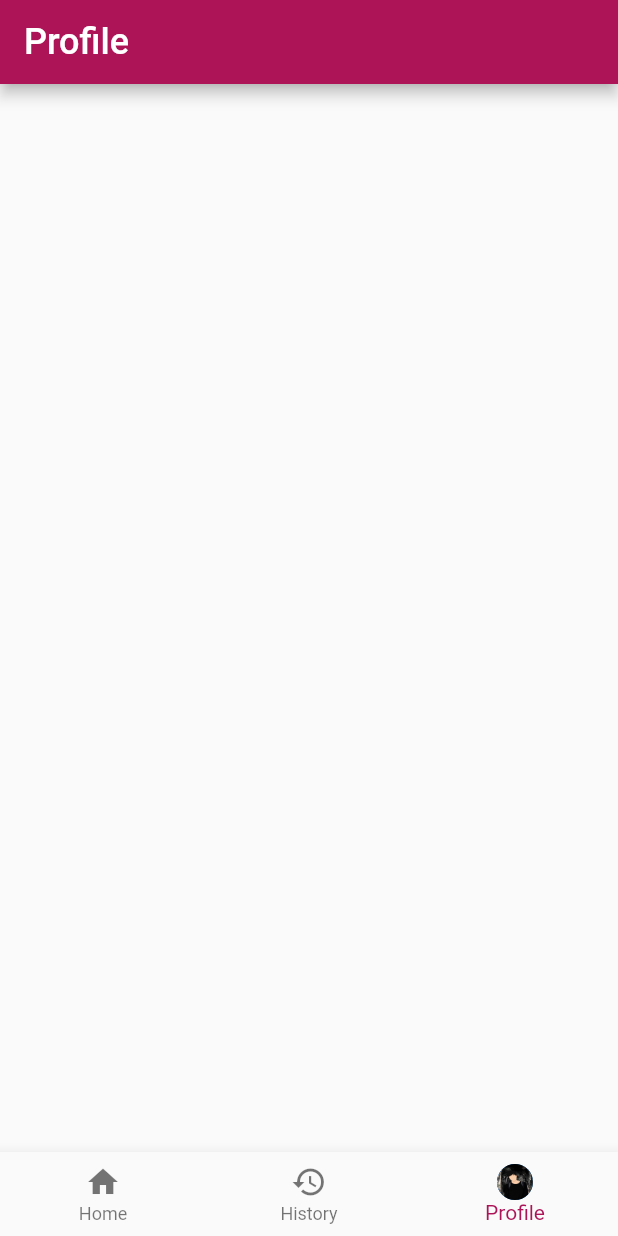
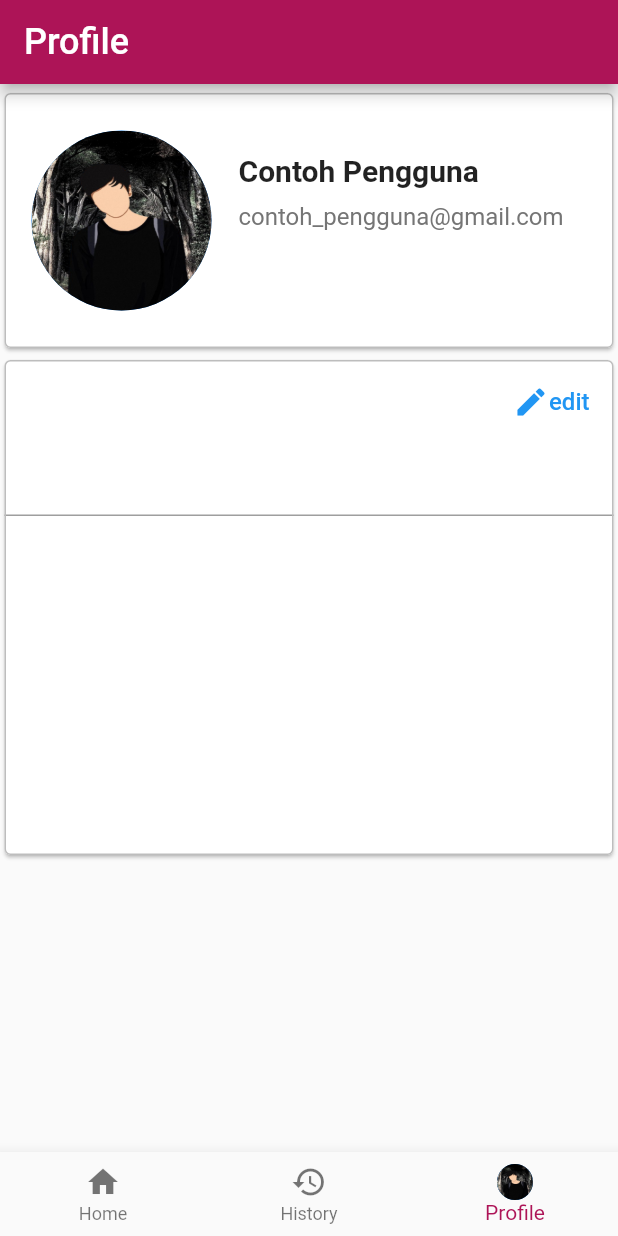
Before and after one commit to robanu-dk/budtrac_app, a Flutter app: the ProfilePage screen opened directly, on a phone screen of 412 x 824 dp. Run offline on Flutter 3.47's test engine with Material 2 defaults, Android fonts, the phone set to English and light mode, and no system bars.

Commit message:
progress profile page and create class bottom navigation

```diff
--- /dev/null
+++ b/lib/navigation/bottom_navigation.dart
@@ -0,0 +1,49 @@
+import 'package:flutter/material.dart';
+import '../pages/profile.dart';
+import '../pages/home.dart';
+import '../pages/history.dart';
+
+class BottomNavigation extends StatelessWidget {
+  int currentIndex;
+
+  BottomNavigation(this.currentIndex);
+
+  @override
+  Widget build(BuildContext context) {
+    return BottomNavigationBar(
+        selectedItemColor: Colors.pink[800],
+        onTap: ((value) {
+          switch (value) {
+            case 0:
+              Navigator.pushReplacement(
+                  context,
+                  MaterialPageRoute(
+                    builder: (context) => Homepage(),
+                  ));
+              break;
+            case 1:
+              Navigator.pushReplacement(
+                  context,
+                  MaterialPageRoute(
+                    builder: (context) => HistoryPage(),
+                  ));
+              break;
+            case 2:
+              Navigator.pushReplacement(context,
+                  MaterialPageRoute(builder: ((context) => ProfilePage())));
+              break;
+          }
+        }),
+        currentIndex: this.currentIndex,
+        items: [
+          BottomNavigationBarItem(icon: Icon(Icons.home), label: "Home"),
+          BottomNavigationBarItem(icon: Icon(Icons.history), label: "History"),
+          BottomNavigationBarItem(
+              icon: CircleAvatar(
+                backgroundImage: AssetImage('images/profile.png'),
+                radius: 12,
+              ),
+              label: "Profile"),
+        ]);
+  }
+}
--- a/lib/pages/profile.dart
+++ b/lib/pages/profile.dart
@@ -1,12 +1,24 @@
 import 'package:flutter/material.dart';
-import 'package:flutter/src/foundation/key.dart';
-import 'package:flutter/src/widgets/framework.dart';
-import 'package:moneytracker/pages/history.dart';
-import 'package:moneytracker/pages/home.dart';
+import '../navigation/bottom_navigation.dart';
 
-class ProfilePage extends StatelessWidget {
+class ProfilePage extends StatefulWidget {
   const ProfilePage({Key? key}) : super(key: key);
+  @override
+  State<ProfilePage> createState() => _ProfilePageState();
+}
 
+class _ProfilePageState extends State<ProfilePage> {
+  Map<String, dynamic> profile = {
+    'firstname': 'Contoh',
+    'lastname': 'Pengguna',
+    'email': 'contoh_pengguna@gmail.com',
+    'phone_number': '082011633000',
+    'image_profile': 'images/profile.png'
+  };
+  bool _change_image = false;
+  bool _edit = false;
+  Icon _edit_icon = Icon(Icons.edit);
+  String _edit_text = 'edit';
   @override
   Widget build(BuildContext context) {
     return Scaffold(
@@ -17,48 +29,96 @@ class ProfilePage extends StatelessWidget {
         body: SingleChildScrollView(
           scrollDirection: Axis.vertical,
           child: Column(children: [
-          Container(
-            height: 400,
-            // color: Colors.red,
+            Card(
+              margin: EdgeInsets.only(top: 6, left: 3, right: 3),
+              shape: RoundedRectangleBorder(
+                  borderRadius: BorderRadius.all(Radius.circular(4)),
+                  side: BorderSide(color: Colors.grey.shade400)),
+              child: Container(
+                  height: 170,
+                  child: Row(
+                    children: [
+                      Padding(
+                        padding: const EdgeInsets.only(left: 10),
+                        child: IconButton(
+                            splashRadius: 70,
+                            iconSize: 120,
+                            onPressed: () {
+                              _change_image ? print('change') : null;
+                            },
+                            icon: CircleAvatar(
+                              radius: 120,
+                              backgroundImage:
+                                  AssetImage('${profile['image_profile']}'),
+                            )),
                       ),
-          Container(
-            height: 400,
-            // color: Colors.blue,
+                      Padding(
+                        padding: const EdgeInsets.only(top: 40, left: 10),
+                        child: Column(
+                          crossAxisAlignment: CrossAxisAlignment.start,
+                          children: [
+                            Text(
+                              '${profile['firstname'] + ' ' + profile['lastname']}',
+                              style: TextStyle(
+                                  fontSize: 20, fontWeight: FontWeight.bold),
+                            ),
+                            Padding(
+                              padding: const EdgeInsets.only(top: 10),
+                              child: Text(
+                                '${profile['email']}',
+                                style: TextStyle(
+                                    fontSize: 16, color: Colors.grey.shade600),
+                              ),
                             )
+                          ],
+                        ),
+                      )
+                    ],
+                  )),
+            ),
+            Card(
+              margin: EdgeInsets.only(top: 8, left: 3, right: 3),
+              shape: RoundedRectangleBorder(
+                  borderRadius: BorderRadius.all(Radius.circular(4)),
+                  side: BorderSide(color: Colors.grey.shade400)),
+              child: Container(
+                height: 330,
+                child: Column(children: [
+                  TextButton(
+                      onPressed: () {
+                        if (_edit) {
+                          setState(() {
+                            _edit = false;
+                            _edit_icon = Icon(Icons.edit);
+                            _edit_text = 'Edit';
+                          });
+                        } else {
+                          setState(() {
+                            _edit = true;
+                            _edit_icon = Icon(Icons.save);
+                            _edit_text = 'Save';
+                          });
+                        }
+                      },
+                      child: Padding(
+                        padding: const EdgeInsets.all(8.0),
+                        child: Row(
+                          mainAxisAlignment: MainAxisAlignment.end,
+                          children: [
+                            _edit_icon,
+                            Text(
+                              _edit_text,
+                              style: TextStyle(fontSize: 16),
+                            )
+                          ],
+                        ),
+                      )),
+                  TextField()
                 ]),
               ),
-      bottomNavigationBar: BottomNavigationBar(
-          selectedItemColor: Colors.pink[800],
-          onTap: ((value) {
-            switch (value) {
-              case 0:
-                Navigator.pushReplacement(
-                    context,
-                    MaterialPageRoute(
-                      builder: (context) => Homepage(),
-                    ));
-                break;
-              case 1:
-                Navigator.pushReplacement(
-                    context,
-                    MaterialPageRoute(
-                      builder: (context) => HistoryPage(),
-                    ));
-                break;
-            }
-          }),
-          currentIndex: 2,
-          items: [
-            BottomNavigationBarItem(icon: Icon(Icons.home), label: "Home"),
-            BottomNavigationBarItem(
-                icon: Icon(Icons.history), label: "History"),
-            BottomNavigationBarItem(
-                icon: CircleAvatar(
-                  backgroundImage: AssetImage('images/profile.png'),
-                  radius: 12,
             ),
-                label: "Profile"),
           ]),
-    );
+        ),
+        bottomNavigationBar: BottomNavigation(2));
   }
 }
```
Also changed, not shown: lib/pages/history.dart (+2 -35 lines), lib/pages/home.dart (+2 -38 lines), lib/pages/login.dart (+8 -1 lines), lib/pages/regist.dart (added, +19 -0 lines). Lines whose indentation alone changed are shown as unchanged.
